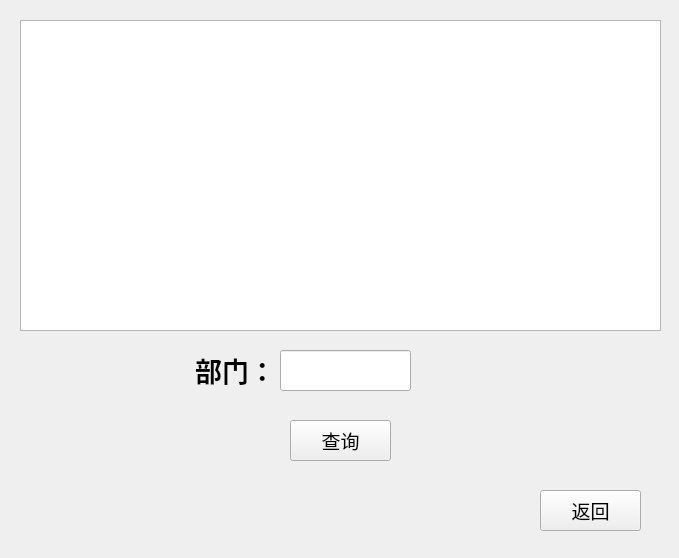
First picture: the form in DBMS/depart_m.ui, repository YOUNIR/QT-Personnel-management-system, before the edit.
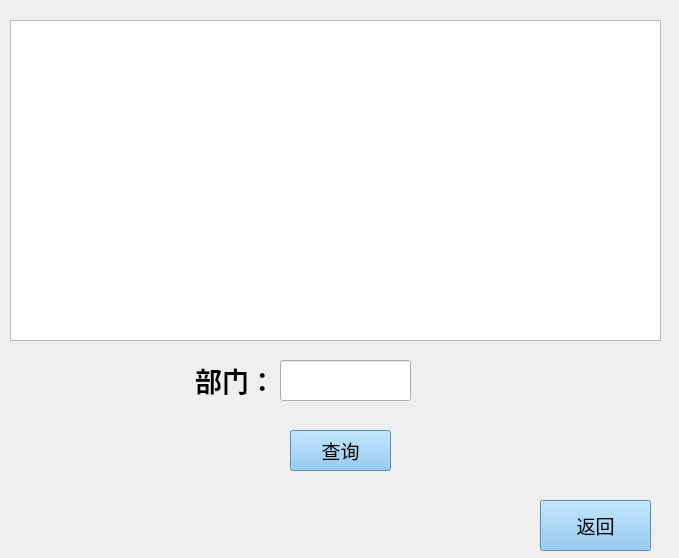
Second picture: the form after the edit. Icons and pictures are not drawn.

Patch:
```diff
--- a/DBMS/depart_m.ui
+++ b/DBMS/depart_m.ui
@@ -18,13 +18,64 @@
   <property name="windowTitle">
    <string>Form</string>
   </property>
+  <widget class="QFrame" name="frame">
+   <property name="geometry">
+    <rect>
+     <x>-20</x>
+     <y>-10</y>
+     <width>701</width>
+     <height>571</height>
+    </rect>
+   </property>
+   <property name="styleSheet">
+    <string notr="true">#frame{
+border-image: url(:/root_view.jpg);
+}</string>
+   </property>
+   <property name="frameShape">
+    <enum>QFrame::StyledPanel</enum>
+   </property>
+   <property name="frameShadow">
+    <enum>QFrame::Raised</enum>
+   </property>
+   <widget class="QPushButton" name="query_Button">
+    <property name="geometry">
+     <rect>
+      <x>310</x>
+      <y>440</y>
+      <width>101</width>
+      <height>41</height>
+     </rect>
+    </property>
+    <property name="font">
+     <font>
+      <pointsize>14</pointsize>
+     </font>
+    </property>
+    <property name="styleSheet">
+     <string notr="true">background-color: rgb(124,192,241);</string>
+    </property>
+    <property name="text">
+     <string>查询</string>
+    </property>
+   </widget>
+   <widget class="QTableView" name="tableView">
+    <property name="geometry">
+     <rect>
+      <x>30</x>
+      <y>30</y>
+      <width>651</width>
+      <height>321</height>
+     </rect>
+    </property>
+   </widget>
   <widget class="QPushButton" name="return_Button">
    <property name="geometry">
     <rect>
-     <x>540</x>
-     <y>490</y>
-     <width>101</width>
-     <height>41</height>
+      <x>560</x>
+      <y>510</y>
+      <width>111</width>
+      <height>51</height>
     </rect>
    </property>
    <property name="font">
@@ -32,25 +83,18 @@
      <pointsize>14</pointsize>
     </font>
    </property>
+    <property name="styleSheet">
+     <string notr="true">background-color: rgb(124,192,241);</string>
+    </property>
    <property name="text">
     <string>返回</string>
    </property>
   </widget>
-  <widget class="QTableView" name="tableView">
-   <property name="geometry">
-    <rect>
-     <x>20</x>
-     <y>20</y>
-     <width>641</width>
-     <height>311</height>
-    </rect>
-   </property>
-  </widget>
   <widget class="QLabel" name="label_4">
    <property name="geometry">
     <rect>
-     <x>190</x>
-     <y>350</y>
+      <x>210</x>
+      <y>370</y>
      <width>91</width>
      <height>41</height>
     </rect>
@@ -68,8 +112,8 @@
   <widget class="QLineEdit" name="dapartmentlineEdit">
    <property name="geometry">
     <rect>
-     <x>280</x>
-     <y>350</y>
+      <x>300</x>
+      <y>370</y>
      <width>131</width>
      <height>41</height>
     </rect>
@@ -92,23 +136,6 @@
     <string/>
    </property>
   </widget>
-  <widget class="QPushButton" name="query_Button">
-   <property name="geometry">
-    <rect>
-     <x>290</x>
-     <y>420</y>
-     <width>101</width>
-     <height>41</height>
-    </rect>
-   </property>
-   <property name="font">
-    <font>
-     <pointsize>14</pointsize>
-    </font>
-   </property>
-   <property name="text">
-    <string>查询</string>
-   </property>
   </widget>
  </widget>
  <resources/>
```
Lines whose indentation alone changed are shown as unchanged.
